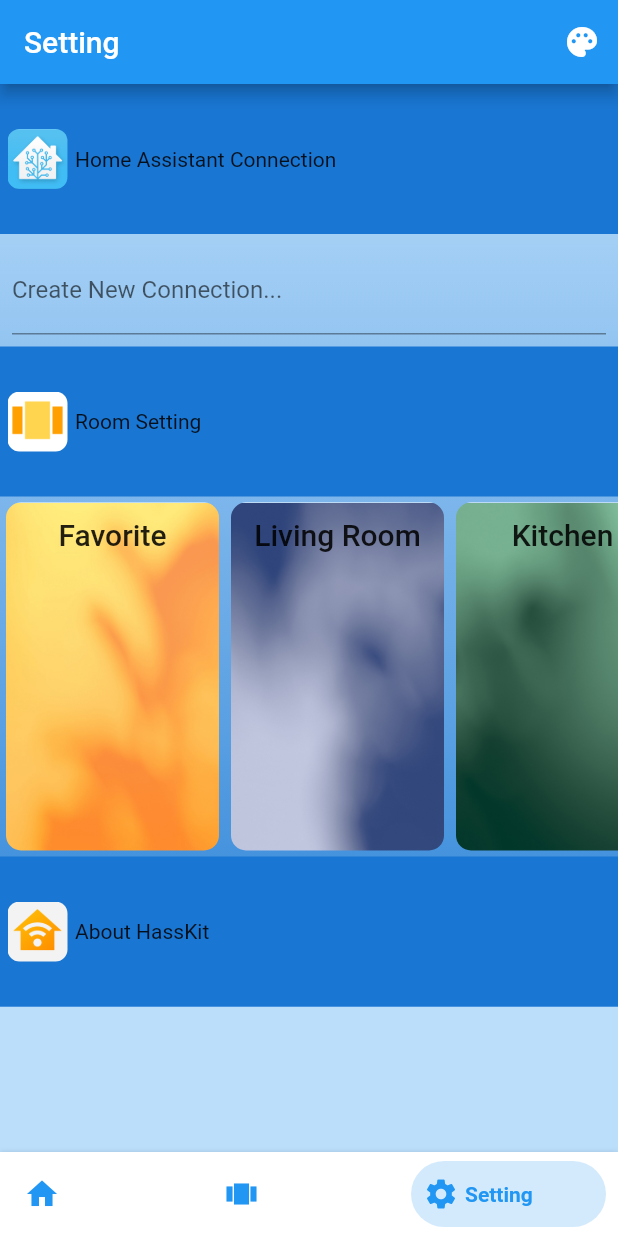
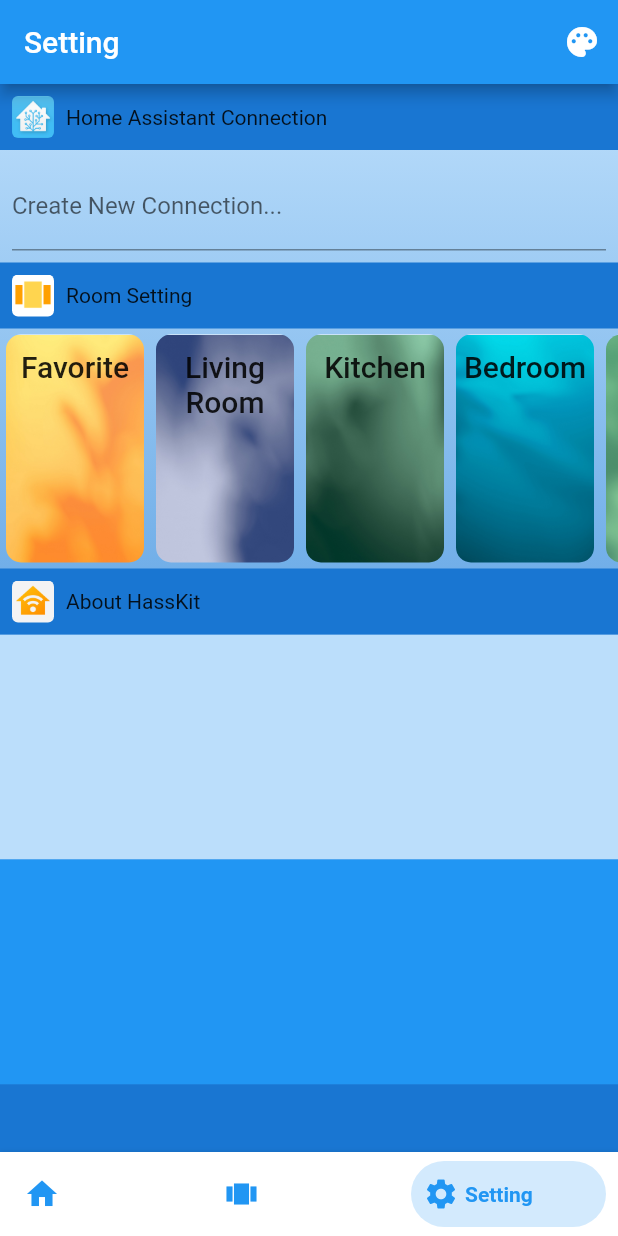
Before and after one commit to hg9x/hasskit_2, a Flutter app: the screen it shows after launch, on a phone screen of 412 x 824 dp. Run offline on Flutter 3.47's test engine with Material 2 defaults, Android fonts, the phone set to English and light mode, and no system bars; drawn by our look-alikes of bottom_navy_bar; our stand-ins replace curved_navigation_bar, date_format, fancy_bottom_navigation, flutter_slidable, material_design_icons_flutter, shared_preferences and 3 more.

Commit message:
better color and appearance

```diff
--- a/lib/view/RoomCard.dart
+++ b/lib/view/RoomCard.dart
@@ -49,6 +49,8 @@ class RoomCard extends StatelessWidget {
                       child: Icon(
                       Icons.add_box,
                       size: 80,
+                      color:
+                          Theme.of(context).primaryColorLight.withOpacity(0.8),
                     ))
                   : Container(),
               Container(
--- a/lib/view/SettingPage.dart
+++ b/lib/view/SettingPage.dart
@@ -90,8 +90,8 @@ class _SettingPageState extends State<SettingPage> {
       pinned: true,
       floating: false,
       delegate: SliverAppBarDelegate(
-        minHeight: 50,
-        maxHeight: 100.0,
+        minHeight: 30,
+        maxHeight: 44,
         child: Container(
           color: color,
           child: Column(
@@ -99,15 +99,15 @@ class _SettingPageState extends State<SettingPage> {
               Expanded(
                 child: Row(
                   children: <Widget>[
-                    SizedBox(width: 5),
+                    SizedBox(width: 8),
                     ClipRRect(
-                      borderRadius: new BorderRadius.circular(8.0),
+                      borderRadius: new BorderRadius.circular(4.0),
                       child: SizedBox(
-                        width: 40,
+                        width: 28,
                         child: image,
                       ),
                     ),
-                    SizedBox(width: 5),
+                    SizedBox(width: 8),
                     Column(
                       mainAxisAlignment: MainAxisAlignment.center,
                       children: <Widget>[
@@ -236,7 +236,7 @@ class _SettingPageState extends State<SettingPage> {
                 "",
                 context),
             SliverFixedExtentList(
-              itemExtent: 240.0,
+              itemExtent: 160,
               delegate: SliverChildListDelegate(
                 [
                   Container(
@@ -246,7 +246,7 @@ class _SettingPageState extends State<SettingPage> {
                         itemCount: gd.roomList.length,
                         itemBuilder: (context, index) {
                           return Container(
-                            width: 150,
+                            width: 100,
                             child: RoomCard(roomIndex: index),
                           );
                         },
```
Also changed, not shown: lib/view/RoomDetailPage.dart (+12 -14 lines).
